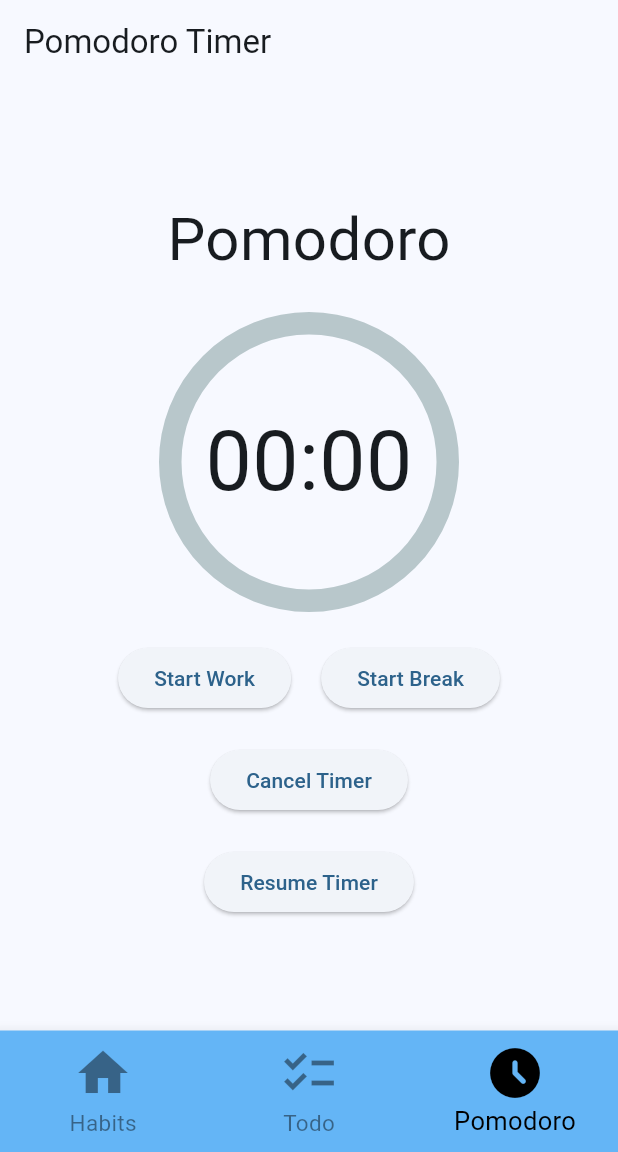
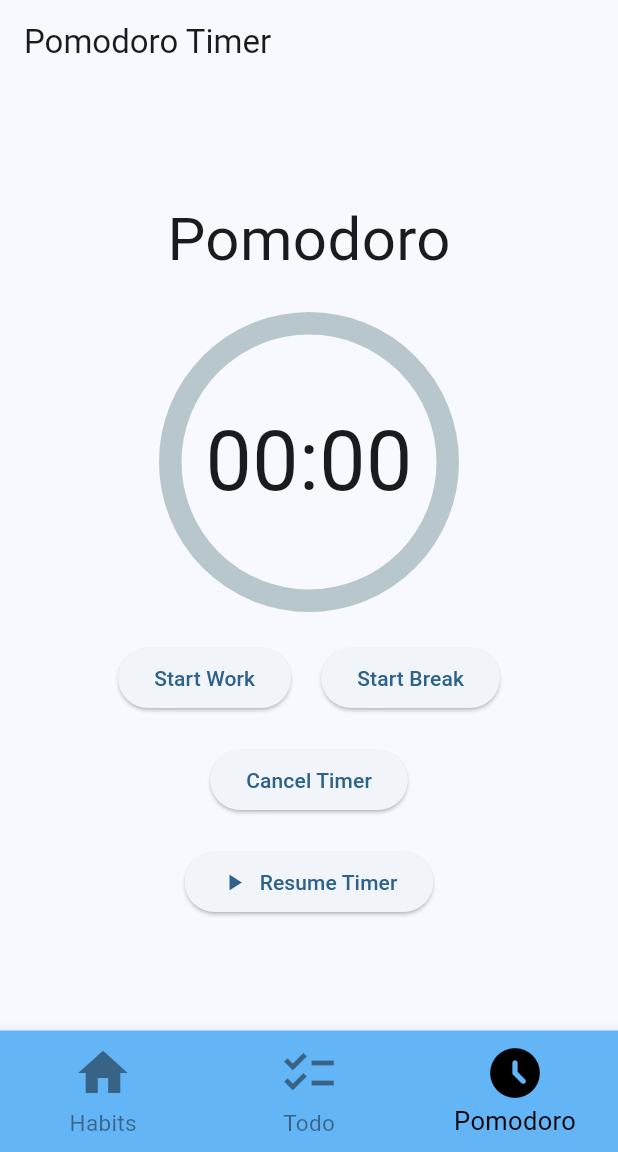
Before and after one commit to PenguGH/FocusTime, a Flutter app: the screen it shows after launch, item 3 of the bottom bar chosen, on a phone screen of 412 x 824 dp, the part 84-1236 px from its top. Run offline on Flutter 3.47's test engine with Material 3 defaults, Android fonts, the phone set to English and light mode, and no system bars; drawn by our look-alikes of percent_indicator; our stand-ins replace flutter_slidable, shared_preferences; missing offline and left inert: flutter_material_color_picker.

Commit message:
added play/pause icons next to the pause/resume timer button

```diff
--- a/lib/page/pomodoro_page.dart
+++ b/lib/page/pomodoro_page.dart
@@ -77,7 +77,15 @@ class PomodoroPage extends StatelessWidget {
                   pomodoroLogic.resumeTimer(); // Resumes the timer
                 }
               },
-              child: Text(pomodoroLogic.isRunning ? 'Pause Timer' : 'Resume Timer'), // changes depending on the current timer state
+              child: Row(
+                // row to display icon and text in the same button
+                mainAxisSize: MainAxisSize.min,
+                children: [
+                  Icon(pomodoroLogic.isRunning ? Icons.pause : Icons.play_arrow), // Icon changes dynamically depending on the current timer's state
+                  SizedBox(width: 8), // To add spacing between the icon and text
+                  Text(pomodoroLogic.isRunning ? 'Pause Timer' : 'Resume Timer'),
+                ],
+              ),
             ),
           ],
         ),
```
Also changed, not shown: 1 other file.
